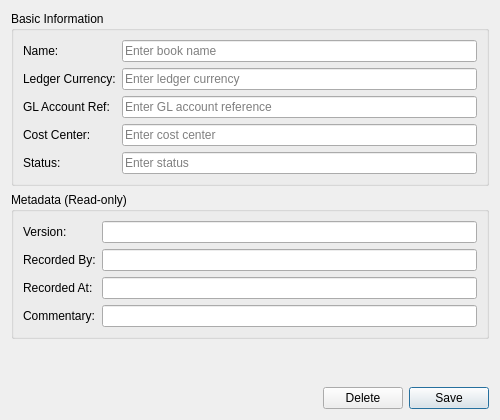
Before: the Qt Designer form projects/ores.qt/ui/BookDetailDialog.ui in OreStudio/OreStudio, drawn with Qt 5.
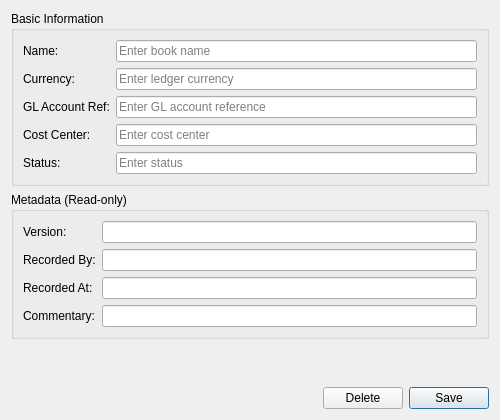
After: the same form once the commit is applied.

The edit to the form file:
```diff
--- a/projects/ores.qt/ui/BookDetailDialog.ui
+++ b/projects/ores.qt/ui/BookDetailDialog.ui
@@ -49,7 +49,7 @@
       <item row="1" column="0">
        <widget class="QLabel" name="label_ledgerCcyEdit">
         <property name="text">
-         <string>Ledger Currency:</string>
+         <string>Currency:</string>
         </property>
        </widget>
       </item>
```
